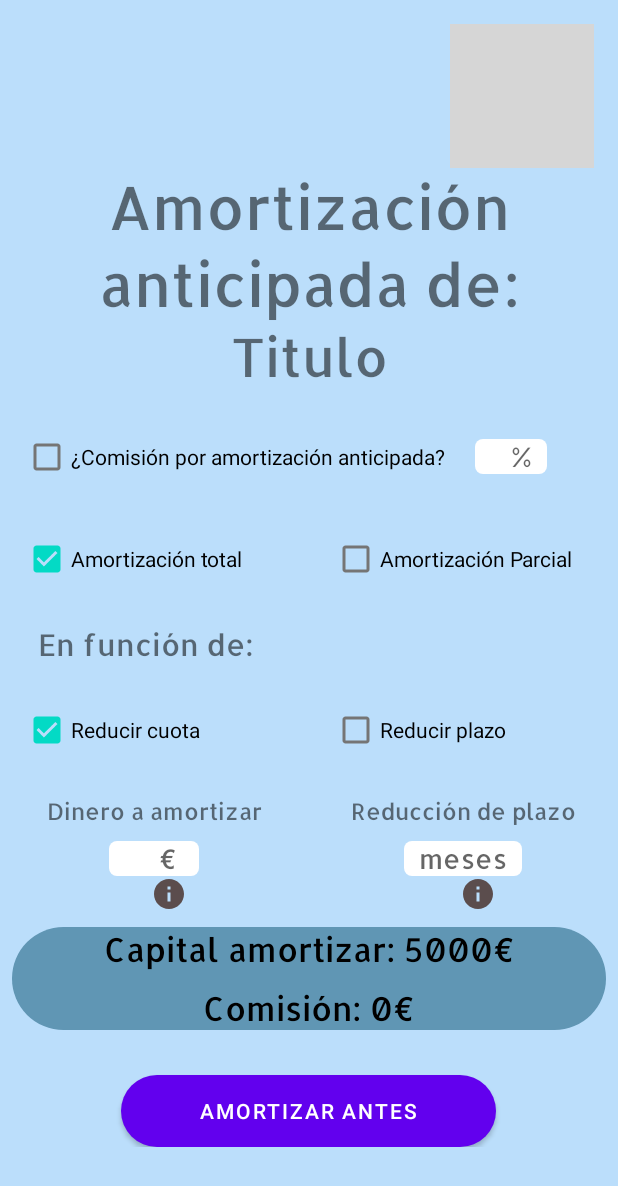
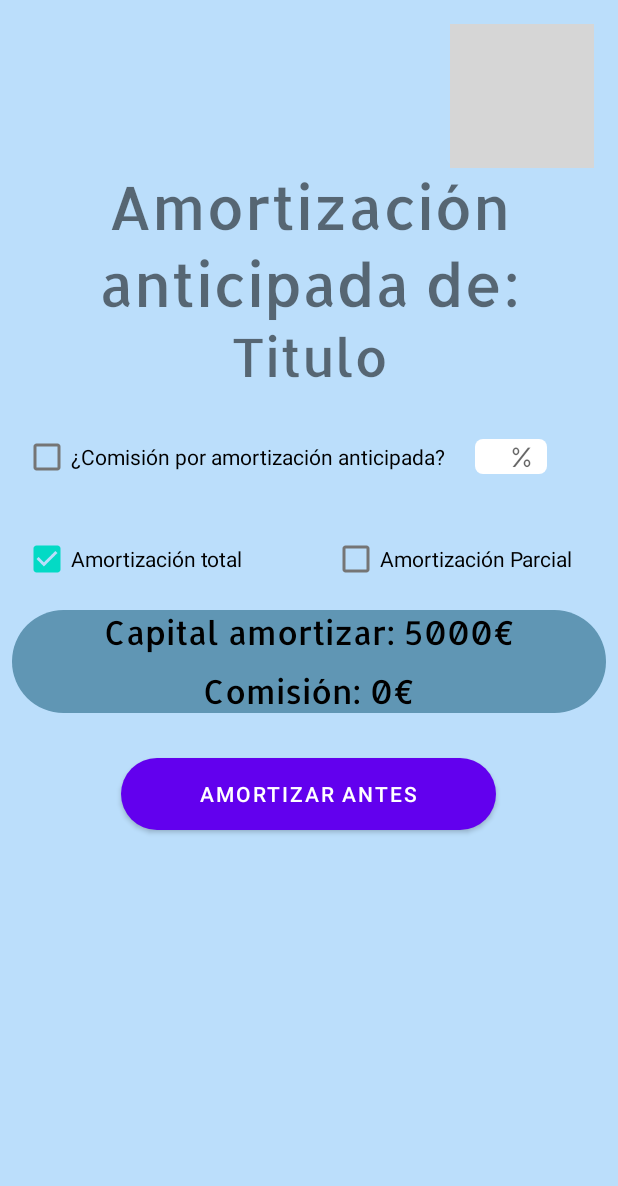
Before and after one commit to Seryiii/TFG-MiHipotecaApp, an Android app: the layout activity_amortizar_antes.xml on its own in the app's theme, with its tools: preview values and no code run, on a phone screen of 412 x 824 dp. Shown: the top 1186 px of the screen. Run offline under Robolectric (Android 15) with nearby library versions, the phone set to English and light mode, and no system bars; grey boxes are pictures that could not be loaded.

Commit message:
Funciona pantalla amortizar antes pero falta amortizar parcial reduciendo plazo

```diff
--- a/MiHipotecaApp/app/src/main/AndroidManifest.xml
+++ b/MiHipotecaApp/app/src/main/AndroidManifest.xml
@@ -14,7 +14,7 @@
         android:theme="@style/Theme.MiHipotecaApp"
         tools:targetApi="31">
         <activity
-            android:name=".AmortizarAntes"
+            android:name=".UsuarioRegistrado.HipotecasSeguimiento.AmortizarAntes"
             android:exported="false" />
         <activity
             android:name=".UsuarioRegistrado.HipotecasSeguimiento.Graficos.grafico_intereses_capital"
--- a/MiHipotecaApp/app/src/main/java/es/MiHipotecaApp/TFG/UsuarioRegistrado/HipotecasSeguimiento/NuevoSeguimiento.java
+++ b/MiHipotecaApp/app/src/main/java/es/MiHipotecaApp/TFG/UsuarioRegistrado/HipotecasSeguimiento/NuevoSeguimiento.java
@@ -217,7 +217,7 @@ public class NuevoSeguimiento extends AppCompatActivity {
 
                             }
                         })
-                        .setTitle("CANCELAR NUEVO SEGUIMIENTO").setMessage("¿Desea dejar de crear nuevo seguimeinto? Perderá todo su progreso").create();
+                        .setTitle("CANCELAR NUEVO SEGUIMIENTO").setMessage("¿Desea dejar de crear nuevo seguimiento? Perderá todo su progreso").create();
                 dialogo.show();
             }
         });
--- a/MiHipotecaApp/app/src/main/res/layout/activity_amortizar_antes.xml
+++ b/MiHipotecaApp/app/src/main/res/layout/activity_amortizar_antes.xml
@@ -13,7 +13,7 @@
         android:orientation="vertical">
 
         <de.hdodenhof.circleimageview.CircleImageView
-            android:id="@+id/close_icon_seg"
+            android:id="@+id/close_icon_amort_ant"
             android:layout_width="wrap_content"
             android:layout_height="wrap_content"
             android:layout_gravity="right"
@@ -49,7 +49,7 @@
             android:orientation="horizontal">
 
             <CheckBox
-                android:id="@+id/checkBox_comision_anticipada"
+                android:id="@+id/check_comision_anticipada"
                 android:layout_width="wrap_content"
                 android:layout_height="wrap_content"
                 android:layout_marginStart="15dp"
@@ -81,7 +81,7 @@
             android:orientation="horizontal">
 
             <CheckBox
-                android:id="@+id/checkBox_amort_total"
+                android:id="@+id/check_amort_total"
                 android:layout_width="0dp"
                 android:layout_height="wrap_content"
                 android:layout_marginStart="15dp"
@@ -90,7 +90,7 @@
                 android:text="Amortización total" />
 
             <CheckBox
-                android:id="@+id/checkBox_amort_parcial"
+                android:id="@+id/check_amort_parcial"
                 android:layout_width="0dp"
                 android:layout_height="wrap_content"
                 android:layout_marginStart="15dp"
@@ -102,12 +102,14 @@
         </LinearLayout>
 
         <TextView
+            android:id="@+id/label_info_amort_parcial"
             android:layout_width="wrap_content"
             android:layout_height="wrap_content"
             android:layout_marginStart="25dp"
             android:layout_marginTop="20dp"
             android:fontFamily="@font/allerta"
             android:text="En función de:"
+            android:visibility="gone"
             android:textSize="20sp" />
 
         <LinearLayout
@@ -116,6 +118,7 @@
             android:layout_height="wrap_content"
             android:layout_gravity="center"
             android:layout_marginTop="20dp"
+            android:visibility="gone"
             android:orientation="horizontal">
 
             <CheckBox
@@ -146,11 +149,13 @@
             android:orientation="horizontal">
 
             <LinearLayout
+                android:id="@+id/layout_reducir_cuota"
                 android:layout_width="0dp"
                 android:layout_height="wrap_content"
                 android:layout_marginTop="20dp"
                 android:layout_weight="1"
                 android:gravity="center"
+                android:visibility="gone"
                 android:orientation="vertical">
 
                 <TextView
@@ -169,6 +174,7 @@
                     android:background="@drawable/rounded_edit_text2"
                     android:fontFamily="@font/allerta"
                     android:hint="     € "
+                    android:text=""
                     android:inputType="number|numberDecimal"
                     android:paddingLeft="10dp"
                     android:paddingRight="10dp" />
@@ -184,11 +190,13 @@
             </LinearLayout>
 
             <LinearLayout
+                android:id="@+id/layout_reducir_plazo"
                 android:layout_width="0dp"
                 android:layout_height="wrap_content"
                 android:layout_marginTop="20dp"
                 android:layout_weight="1"
                 android:gravity="center"
+                android:visibility="gone"
                 android:orientation="vertical">
 
                 <TextView
@@ -207,6 +215,7 @@
                     android:background="@drawable/rounded_edit_text2"
                     android:fontFamily="@font/allerta"
                     android:hint="meses"
+                    android:text=""
                     android:inputType="number"
                     android:paddingLeft="10dp"
                     android:paddingRight="10dp" />
@@ -233,7 +242,7 @@
             android:orientation="vertical">
 
             <TextView
-                android:id="@+id/edit_capital_amortizado"
+                android:id="@+id/tv_capital_amortizado"
                 android:layout_width="match_parent"
                 android:layout_height="wrap_content"
                 android:fontFamily="@font/allerta"
@@ -257,6 +266,7 @@
                     android:orientation="horizontal">
 
                     <TextView
+                        android:id="@+id/tv_cuota_plazo_antigua"
                         android:layout_width="wrap_content"
                         android:layout_height="wrap_content"
                         android:fontFamily="@font/allerta"
@@ -267,6 +277,7 @@
                         android:textSize="22sp" />
 
                     <TextView
+                        android:id="@+id/tv_cuota_plazo_nueva"
                         android:layout_width="wrap_content"
                         android:layout_height="wrap_content"
                         android:fontFamily="@font/allerta"
@@ -285,24 +296,24 @@
                     android:orientation="horizontal">
 
                     <TextView
-                        android:id="@+id/edit_cuota_antigua"
+                        android:id="@+id/tv_cuota_plazo_antigua_valor"
                         android:layout_width="wrap_content"
                         android:layout_height="wrap_content"
                         android:fontFamily="@font/allerta"
                         android:gravity="center"
-                        android:text="500€"
+                        android:text=""
                         android:layout_weight="1"
                         android:textColor="@color/black"
                         android:textSize="22sp" />
 
                     <TextView
-                        android:id="@+id/edit_cuota_nueva"
+                        android:id="@+id/tv_cuota_plazo_nueva_valor"
                         android:layout_width="wrap_content"
                         android:layout_height="wrap_content"
                         android:fontFamily="@font/allerta"
                         android:layout_weight="1"
                         android:gravity="center"
-                        android:text="300€"
+                        android:text=""
                         android:textColor="@color/black"
                         android:textSize="22sp" />
 
@@ -310,7 +321,7 @@
             </LinearLayout>
 
             <TextView
-                android:id="@+id/edit_comision"
+                android:id="@+id/tv_comision"
                 android:layout_width="match_parent"
                 android:layout_height="wrap_content"
                 android:fontFamily="@font/allerta"
@@ -329,6 +340,7 @@
             android:layout_gravity="center"
             android:layout_height="wrap_content"
             android:background="@drawable/btn_bordes_redondos"
+            android:layout_marginBottom="20dp"
             android:text="@string/txt_btn_amortizar_antes"/>
 
     </LinearLayout>
```
Also changed, not shown: MiHipotecaApp/app/src/main/java/es/MiHipotecaApp/TFG/UsuarioRegistrado/HipotecasSeguimiento/AmortizarAntes.java (+220 -10 lines), MiHipotecaApp/app/src/main/java/es/MiHipotecaApp/TFG/UsuarioRegistrado/HipotecasSeguimiento/VisualizarHipotecaSeguimiento.java (+13 -4 lines).
